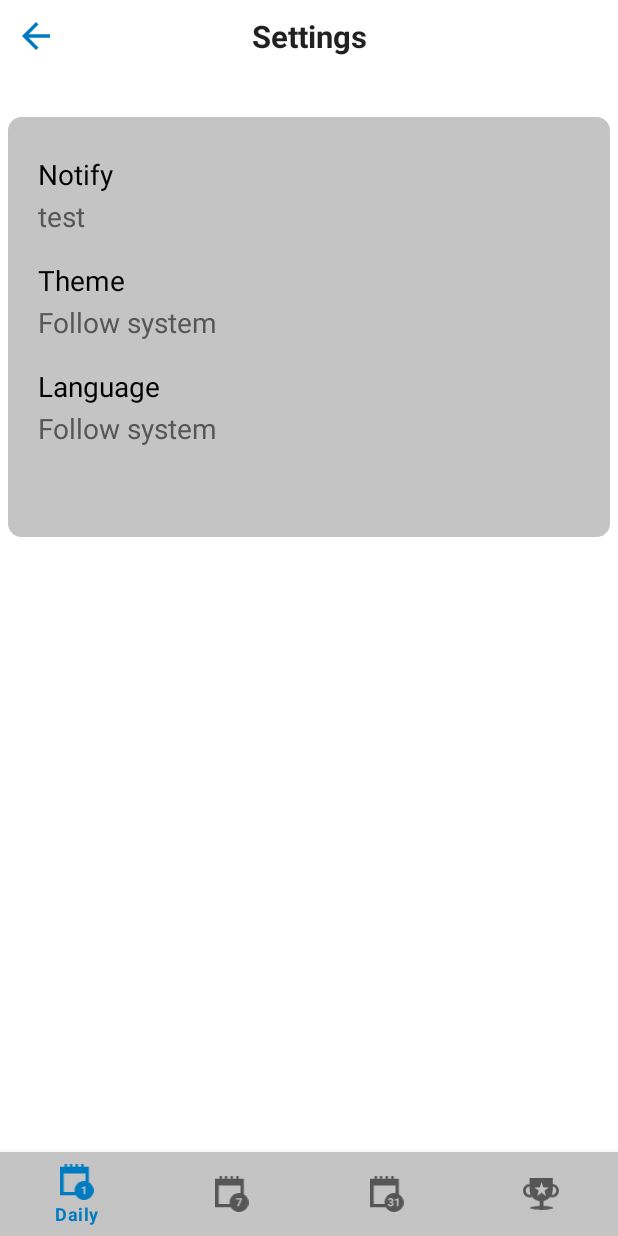
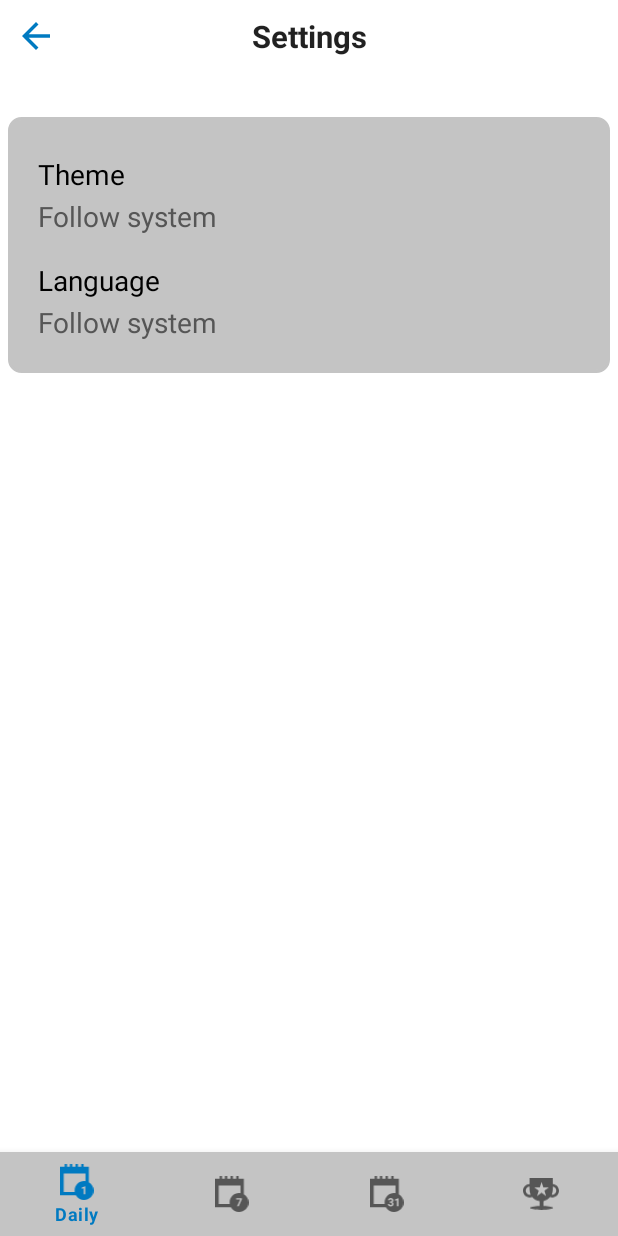
Before and after one commit to winstonmoon/motivational-todo-list-android, an Android app: the SettingsFragment screen opened through its navigation route, on a phone screen of 412 x 824 dp. Run offline under Robolectric (Android 15) with nearby library versions, the phone set to English and light mode, and no system bars; our stand-ins replace AdMob, data binding, navigation-ui; 6 statements that could not run were skipped.

Commit message:
fix issue #135

```diff
--- a/app/src/main/java/com/moonwinston/motivationaltodolist/di/appModule.kt
+++ b/app/src/main/java/com/moonwinston/motivationaltodolist/di/appModule.kt
@@ -1,8 +1,6 @@
 package com.moonwinston.motivationaltodolist.di
 
 import com.moonwinston.motivationaltodolist.MainViewModel
-import com.moonwinston.motivationaltodolist.di.provideDB
-import com.moonwinston.motivationaltodolist.di.provideTaskDao
 import com.moonwinston.motivationaltodolist.data.DefaultTaskRepository
 import com.moonwinston.motivationaltodolist.data.SharedPref
 import com.moonwinston.motivationaltodolist.data.TaskRepository
@@ -14,7 +12,6 @@ import com.moonwinston.motivationaltodolist.ui.weekly.WeeklyViewModel
 import org.koin.dsl.module
 import kotlinx.coroutines.Dispatchers
 import org.koin.android.ext.koin.androidApplication
-import org.koin.android.ext.koin.androidContext
 import org.koin.androidx.viewmodel.dsl.viewModel
 
 internal val appModule = module {
--- a/app/src/main/res/layout/activity_splash.xml
+++ b/app/src/main/res/layout/activity_splash.xml
@@ -8,7 +8,7 @@
         android:layout_height="match_parent"
         android:background="@color/main_background">
 
-        <androidx.appcompat.widget.AppCompatImageView
+        <ImageView
             android:layout_width="100dp"
             android:layout_height="100dp"
             android:scaleType="fitCenter"
@@ -17,7 +17,7 @@
             app:layout_constraintEnd_toEndOf="parent"
             app:layout_constraintStart_toStartOf="parent" />
 
-        <androidx.appcompat.widget.AppCompatTextView
+        <TextView
             android:id="@+id/text_title"
             android:layout_width="0dp"
             android:layout_height="50dp"
--- a/app/src/main/res/layout/fragment_monthly.xml
+++ b/app/src/main/res/layout/fragment_monthly.xml
@@ -8,7 +8,7 @@
         android:layout_height="match_parent"
         android:background="@color/main_background">
 
-        <androidx.appcompat.widget.AppCompatTextView
+        <TextView
             android:id="@+id/text_date"
             android:layout_width="0dp"
             android:layout_height="48dp"
@@ -22,7 +22,7 @@
             app:layout_constraintStart_toStartOf="parent"
             app:layout_constraintTop_toTopOf="parent" />
 
-        <androidx.appcompat.widget.AppCompatImageButton
+        <ImageButton
             android:id="@+id/button_settings"
             android:layout_width="48dp"
             android:layout_height="48dp"
--- a/app/src/main/res/layout/fragment_rewards.xml
+++ b/app/src/main/res/layout/fragment_rewards.xml
@@ -8,7 +8,7 @@
         android:layout_height="match_parent"
         android:background="@color/main_background">
 
-        <androidx.appcompat.widget.AppCompatTextView
+        <TextView
             android:id="@+id/text_date"
             android:layout_width="0dp"
             android:layout_height="48dp"
@@ -22,7 +22,7 @@
             app:layout_constraintStart_toStartOf="parent"
             app:layout_constraintTop_toTopOf="parent" />
 
-        <androidx.appcompat.widget.AppCompatImageButton
+        <ImageButton
             android:id="@+id/button_settings"
             android:layout_width="48dp"
             android:layout_height="48dp"
--- a/app/src/main/res/layout/fragment_settings.xml
+++ b/app/src/main/res/layout/fragment_settings.xml
@@ -8,7 +8,7 @@
         android:layout_height="match_parent"
         android:background="@color/main_background">
 
-        <androidx.appcompat.widget.AppCompatImageButton
+        <ImageButton
             android:id="@+id/button_back"
             android:layout_width="48dp"
             android:layout_height="48dp"
@@ -19,7 +19,7 @@
             app:layout_constraintStart_toStartOf="parent"
             app:layout_constraintTop_toTopOf="parent" />
 
-        <androidx.appcompat.widget.AppCompatTextView
+        <TextView
             android:id="@+id/text_date"
             android:layout_width="0dp"
             android:layout_height="48dp"
@@ -35,7 +35,7 @@
 
         <LinearLayout
             android:layout_width="0dp"
-            android:layout_height="280dp"
+            android:layout_height="wrap_content"
             android:layout_marginStart="5dp"
             android:layout_marginTop="30dp"
             android:layout_marginEnd="5dp"
@@ -53,9 +53,10 @@
                 android:layout_marginTop="20dp"
                 android:layout_marginBottom="5dp"
                 android:background="@drawable/bg_ripple_rectangle"
-                android:orientation="vertical">
+                android:orientation="vertical"
+                android:visibility="gone">
 
-                <androidx.appcompat.widget.AppCompatTextView
+                <TextView
                     android:id="@+id/label_notify"
                     android:layout_width="match_parent"
                     android:layout_height="25dp"
@@ -65,7 +66,7 @@
                     android:text="@string/label_notify"
                     android:textColor="@color/main_text" />
 
-                <androidx.appcompat.widget.AppCompatTextView
+                <TextView
                     android:id="@+id/value_notify"
                     android:layout_width="match_parent"
                     android:layout_height="25dp"
@@ -82,12 +83,12 @@
                 android:layout_width="match_parent"
                 android:layout_height="60dp"
                 android:layout_marginStart="20dp"
-                android:layout_marginTop="5dp"
+                android:layout_marginTop="20dp"
                 android:layout_marginBottom="5dp"
                 android:background="@drawable/bg_ripple_rectangle"
                 android:orientation="vertical">
 
-                <androidx.appcompat.widget.AppCompatTextView
+                <TextView
                     android:id="@+id/label_theme"
                     android:layout_width="match_parent"
                     android:layout_height="25dp"
@@ -97,7 +98,7 @@
                     android:text="@string/label_theme"
                     android:textColor="@color/main_text" />
 
-                <androidx.appcompat.widget.AppCompatTextView
+                <TextView
                     android:id="@+id/value_theme"
                     android:layout_width="match_parent"
                     android:layout_height="25dp"
@@ -119,7 +120,7 @@
                 android:background="@drawable/bg_ripple_rectangle"
                 android:orientation="vertical">
 
-                <androidx.appcompat.widget.AppCompatTextView
+                <TextView
                     android:id="@+id/label_language"
                     android:layout_width="match_parent"
                     android:layout_height="25dp"
@@ -129,7 +130,7 @@
                     android:text="@string/label_language"
                     android:textColor="@color/main_text" />
 
-                <androidx.appcompat.widget.AppCompatTextView
+                <TextView
                     android:id="@+id/value_language"
                     android:layout_width="match_parent"
                     android:layout_height="25dp"
--- a/app/src/main/res/layout/item_monthly_calendar.xml
+++ b/app/src/main/res/layout/item_monthly_calendar.xml
@@ -7,7 +7,7 @@
         android:layout_width="wrap_content"
         android:layout_height="90dp">
 
-        <androidx.appcompat.widget.AppCompatTextView
+        <TextView
             android:id="@+id/text_monthly_date"
             android:layout_width="wrap_content"
             android:layout_height="18dp"
--- a/app/src/main/res/layout/item_rewards.xml
+++ b/app/src/main/res/layout/item_rewards.xml
@@ -20,7 +20,7 @@
             app:lottie_loop="true"
             app:lottie_rawRes="@raw/trophy" />
 
-        <androidx.appcompat.widget.AppCompatTextView
+        <TextView
             android:id="@+id/text_achieveddate"
             android:layout_width="0dp"
             android:layout_height="0dp"
```
Also changed, not shown: app/src/main/res/layout/dialog_add.xml (+5 -5 lines), app/src/main/res/layout/fragment_daily.xml (+5 -5 lines), app/src/main/res/layout/fragment_monthly_calendar.xml (+10 -10 lines), app/src/main/res/layout/fragment_weekly.xml (+9 -9 lines), app/src/main/res/layout/item_tasks.xml (+4 -4 lines).
